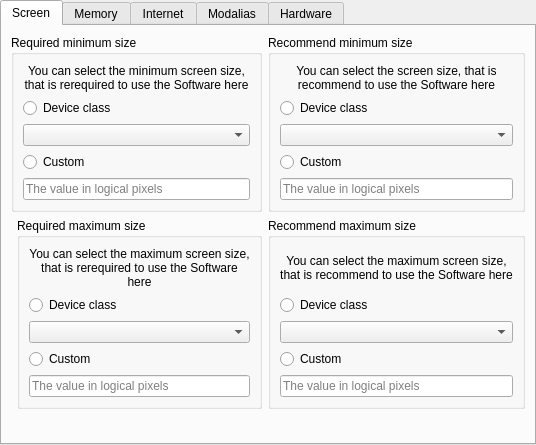
The window that jdAppStreamEdit/ui/RelationsWidget.ui (JakobDev/jdAppStreamEdit) describes before a commit, drawn with Qt 5.
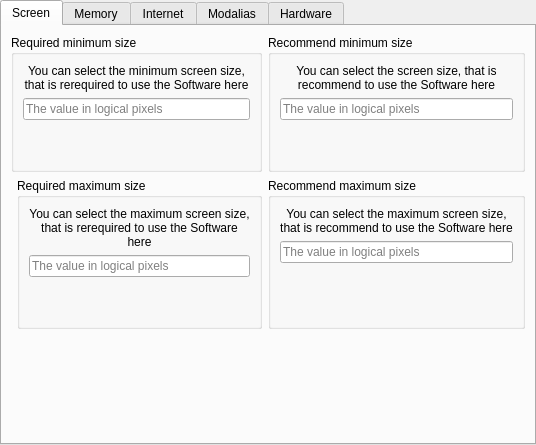
The same window after the commit.

```diff
--- a/jdAppStreamEdit/ui/RelationsWidget.ui
+++ b/jdAppStreamEdit/ui/RelationsWidget.ui
@@ -55,23 +55,6 @@
             </property>
            </widget>
           </item>
-          <item>
-           <widget class="QRadioButton" name="rad_screen_device_class_le_requires">
-            <property name="text">
-             <string>Device class</string>
-            </property>
-           </widget>
-          </item>
-          <item>
-           <widget class="QComboBox" name="box_screen_device_class_le_requires"/>
-          </item>
-          <item>
-           <widget class="QRadioButton" name="rad_screen_custom_le_requires">
-            <property name="text">
-             <string>Custom</string>
-            </property>
-           </widget>
-          </item>
           <item>
            <widget class="QLineEdit" name="edit_screen_custom_le_requires">
             <property name="placeholderText">
@@ -79,6 +62,19 @@
             </property>
            </widget>
           </item>
+          <item>
+           <spacer name="verticalSpacer_5">
+            <property name="orientation">
+             <enum>Qt::Vertical</enum>
+            </property>
+            <property name="sizeHint" stdset="0">
+             <size>
+              <width>20</width>
+              <height>40</height>
+             </size>
+            </property>
+           </spacer>
+          </item>
          </layout>
         </widget>
        </item>
@@ -101,23 +97,6 @@
             </property>
            </widget>
           </item>
-          <item>
-           <widget class="QRadioButton" name="rad_screen_device_class_le_recommends">
-            <property name="text">
-             <string>Device class</string>
-            </property>
-           </widget>
-          </item>
-          <item>
-           <widget class="QComboBox" name="box_screen_device_class_le_recommends"/>
-          </item>
-          <item>
-           <widget class="QRadioButton" name="rad_screen_custom_le_recommends">
-            <property name="text">
-             <string>Custom</string>
-            </property>
-           </widget>
-          </item>
           <item>
            <widget class="QLineEdit" name="edit_screen_custom_le_recommends">
             <property name="placeholderText">
@@ -125,6 +104,19 @@
             </property>
            </widget>
           </item>
+          <item>
+           <spacer name="verticalSpacer_7">
+            <property name="orientation">
+             <enum>Qt::Vertical</enum>
+            </property>
+            <property name="sizeHint" stdset="0">
+             <size>
+              <width>20</width>
+              <height>40</height>
+             </size>
+            </property>
+           </spacer>
+          </item>
          </layout>
         </widget>
        </item>
@@ -147,23 +139,6 @@
             </property>
            </widget>
           </item>
-          <item>
-           <widget class="QRadioButton" name="rad_screen_device_class_ge_recommends">
-            <property name="text">
-             <string>Device class</string>
-            </property>
-           </widget>
-          </item>
-          <item>
-           <widget class="QComboBox" name="box_screen_device_class_ge_recommends"/>
-          </item>
-          <item>
-           <widget class="QRadioButton" name="rad_screen_custom_ge_recommends">
-            <property name="text">
-             <string>Custom</string>
-            </property>
-           </widget>
-          </item>
           <item>
            <widget class="QLineEdit" name="edit_screen_custom_ge_recommends">
             <property name="placeholderText">
@@ -171,6 +146,19 @@
             </property>
            </widget>
           </item>
+          <item>
+           <spacer name="verticalSpacer_8">
+            <property name="orientation">
+             <enum>Qt::Vertical</enum>
+            </property>
+            <property name="sizeHint" stdset="0">
+             <size>
+              <width>20</width>
+              <height>40</height>
+             </size>
+            </property>
+           </spacer>
+          </item>
          </layout>
         </widget>
        </item>
@@ -193,23 +181,6 @@
             </property>
            </widget>
           </item>
-          <item>
-           <widget class="QRadioButton" name="rad_screen_device_class_ge_requires">
-            <property name="text">
-             <string>Device class</string>
-            </property>
-           </widget>
-          </item>
-          <item>
-           <widget class="QComboBox" name="box_screen_device_class_ge_requires"/>
-          </item>
-          <item>
-           <widget class="QRadioButton" name="rad_screen_custom_ge_requires">
-            <property name="text">
-             <string>Custom</string>
-            </property>
-           </widget>
-          </item>
           <item>
            <widget class="QLineEdit" name="edit_screen_custom_ge_requires">
             <property name="placeholderText">
@@ -217,6 +188,19 @@
             </property>
            </widget>
           </item>
+          <item>
+           <spacer name="verticalSpacer_6">
+            <property name="orientation">
+             <enum>Qt::Vertical</enum>
+            </property>
+            <property name="sizeHint" stdset="0">
+             <size>
+              <width>20</width>
+              <height>40</height>
+             </size>
+            </property>
+           </spacer>
+          </item>
          </layout>
         </widget>
        </item>
```
